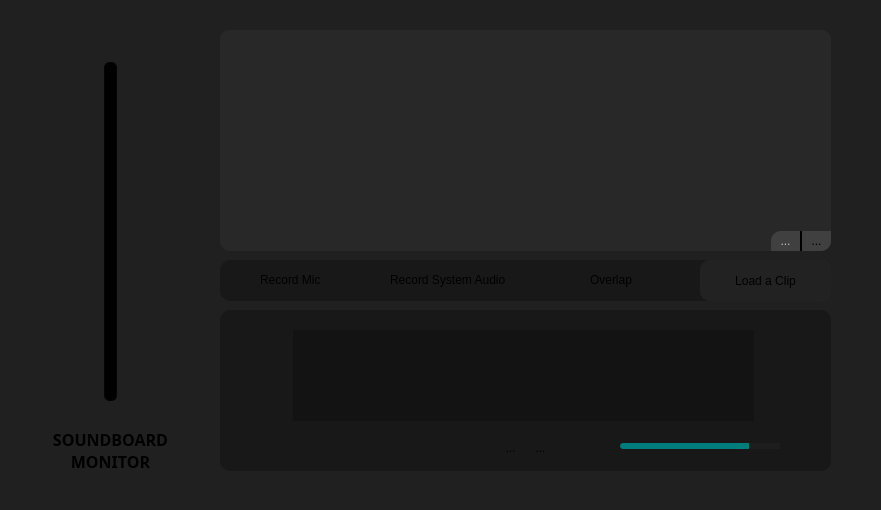
The window that qtui/soundboardmenu.ui (andre-tm-hui/ReVox) describes before a commit, drawn with Qt 5.
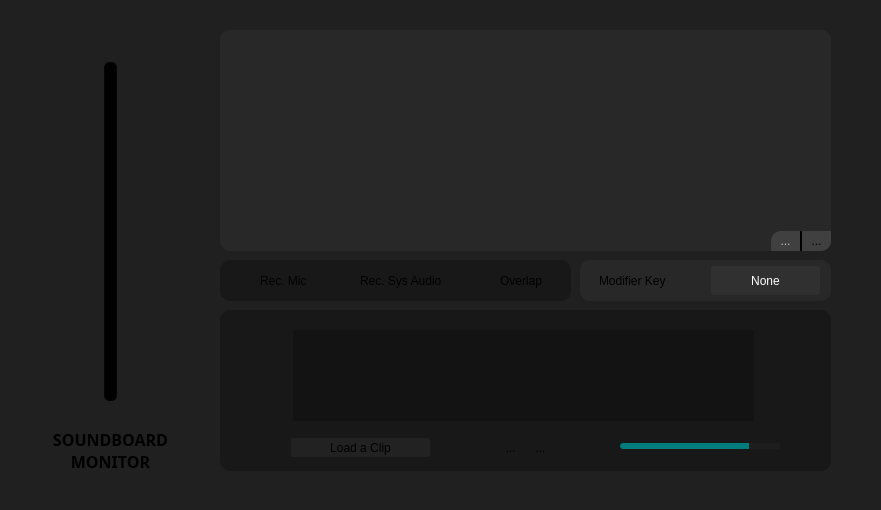
The same window after the commit. Icons and pictures are not drawn.

Commit message:
feat: add soundboard modifier key
feat: migration to rawInput

bugfix: autotune optimized

feat: added device-specific hotkeys

bugfix: audio imports now convert sample rate/channel count properly

feat: onboarding up to date

```diff
--- a/qtui/soundboardmenu.ui
+++ b/qtui/soundboardmenu.ui
@@ -301,7 +301,7 @@
     <rect>
      <x>220</x>
      <y>260</y>
-     <width>611</width>
+     <width>351</width>
      <height>41</height>
     </rect>
    </property>
@@ -319,8 +319,8 @@
     <property name="geometry">
      <rect>
       <x>20</x>
-      <y>7</y>
-      <width>101</width>
+      <y>8</y>
+      <width>81</width>
       <height>26</height>
      </rect>
     </property>
@@ -331,15 +331,15 @@
      <string notr="true">background: transparent;</string>
     </property>
     <property name="text">
-     <string>Record Mic</string>
+     <string>Rec. Mic</string>
     </property>
    </widget>
    <widget class="QCheckBox" name="recordSys">
     <property name="geometry">
      <rect>
-      <x>150</x>
-      <y>7</y>
-      <width>171</width>
+      <x>120</x>
+      <y>8</y>
+      <width>121</width>
       <height>26</height>
      </rect>
     </property>
@@ -350,42 +350,15 @@
      <string notr="true">background: transparent</string>
     </property>
     <property name="text">
-     <string>Record System Audio</string>
-    </property>
-   </widget>
-   <widget class="QPushButton" name="loadClip">
-    <property name="geometry">
-     <rect>
-      <x>480</x>
-      <y>0</y>
-      <width>131</width>
-      <height>41</height>
-     </rect>
-    </property>
-    <property name="styleSheet">
-     <string notr="true">QPushButton {
-background-color: #383838;
-border-radius: 10px;
-}
-
-QPushButton:hover {
-background-color: #484848;
-}
-
-QPushButton:pressed {
-background-color: #404040;
-}</string>
-    </property>
-    <property name="text">
-     <string>Load a Clip</string>
+     <string>Rec. Sys Audio</string>
     </property>
    </widget>
    <widget class="QCheckBox" name="overlap">
     <property name="geometry">
      <rect>
-      <x>350</x>
-      <y>7</y>
-      <width>91</width>
+      <x>260</x>
+      <y>8</y>
+      <width>71</width>
       <height>26</height>
      </rect>
     </property>
@@ -656,13 +629,40 @@
      <enum>Qt::Horizontal</enum>
     </property>
    </widget>
+   <widget class="QPushButton" name="loadClip">
+    <property name="geometry">
+     <rect>
+      <x>70</x>
+      <y>127</y>
+      <width>141</width>
+      <height>21</height>
+     </rect>
+    </property>
+    <property name="styleSheet">
+     <string notr="true">QPushButton {
+background-color: #383838;
+border-radius: 3px;
+}
+
+QPushButton:hover {
+background-color: #484848;
+}
+
+QPushButton:pressed {
+background-color: #404040;
+}</string>
+    </property>
+    <property name="text">
+     <string>Load a Clip</string>
+    </property>
+   </widget>
   </widget>
   <widget class="QWidget" name="overlaySettings" native="true">
    <property name="geometry">
     <rect>
      <x>220</x>
      <y>260</y>
-     <width>611</width>
+     <width>351</width>
      <height>41</height>
     </rect>
    </property>
@@ -685,6 +685,54 @@
 background: rgba(0,0,0,100);</string>
    </property>
   </widget>
+  <widget class="QGroupBox" name="recordOver">
+   <property name="geometry">
+    <rect>
+     <x>580</x>
+     <y>260</y>
+     <width>251</width>
+     <height>41</height>
+    </rect>
+   </property>
+   <property name="styleSheet">
+    <string notr="true">border: 1px solid #282828;
+border-radius: 10px;
+background: #282828;</string>
+   </property>
+   <property name="title">
+    <string/>
+   </property>
+   <widget class="QPushButton" name="recordOverKeybind">
+    <property name="geometry">
+     <rect>
+      <x>130</x>
+      <y>5</y>
+      <width>111</width>
+      <height>31</height>
+     </rect>
+    </property>
+    <property name="styleSheet">
+     <string notr="true">QPushButton {border-radius: 3px; background-color: #303030; color: #FFFFFF;}
+QPushButton:hover {background-color: #404040;}</string>
+    </property>
+    <property name="text">
+     <string>None</string>
+    </property>
+   </widget>
+   <widget class="QLabel" name="label_2">
+    <property name="geometry">
+     <rect>
+      <x>15</x>
+      <y>10</y>
+      <width>91</width>
+      <height>21</height>
+     </rect>
+    </property>
+    <property name="text">
+     <string>Modifier Key</string>
+    </property>
+   </widget>
+  </widget>
  </widget>
  <resources>
   <include location="../appicon.qrc"/>
```
Left out of the diff: 6 changed lines with no effect on the pictures. The commit also changes 29 other files.
